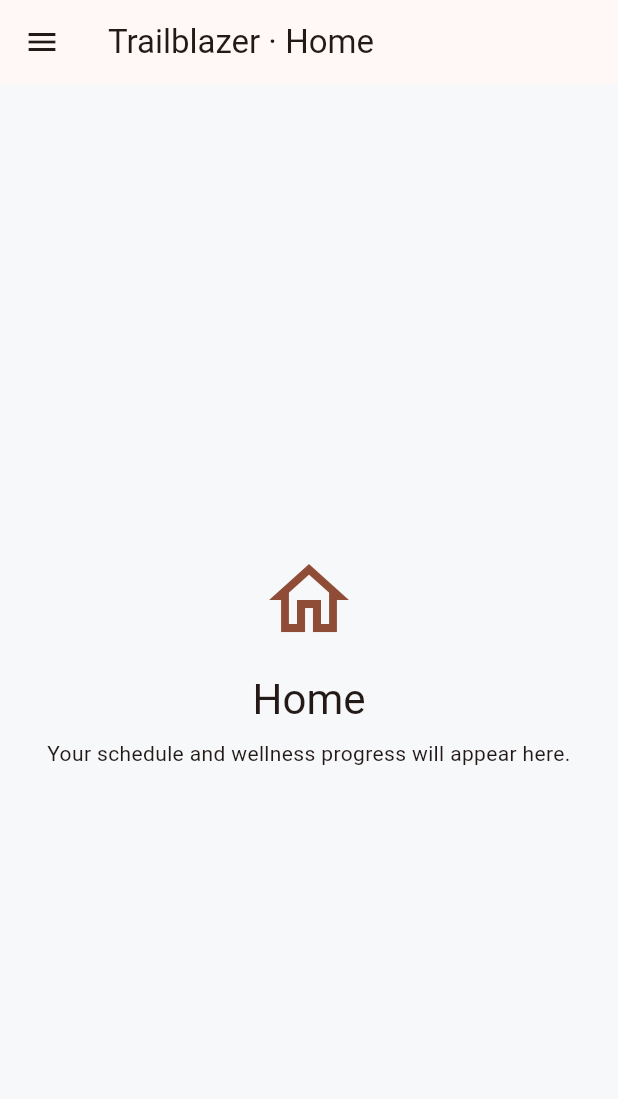
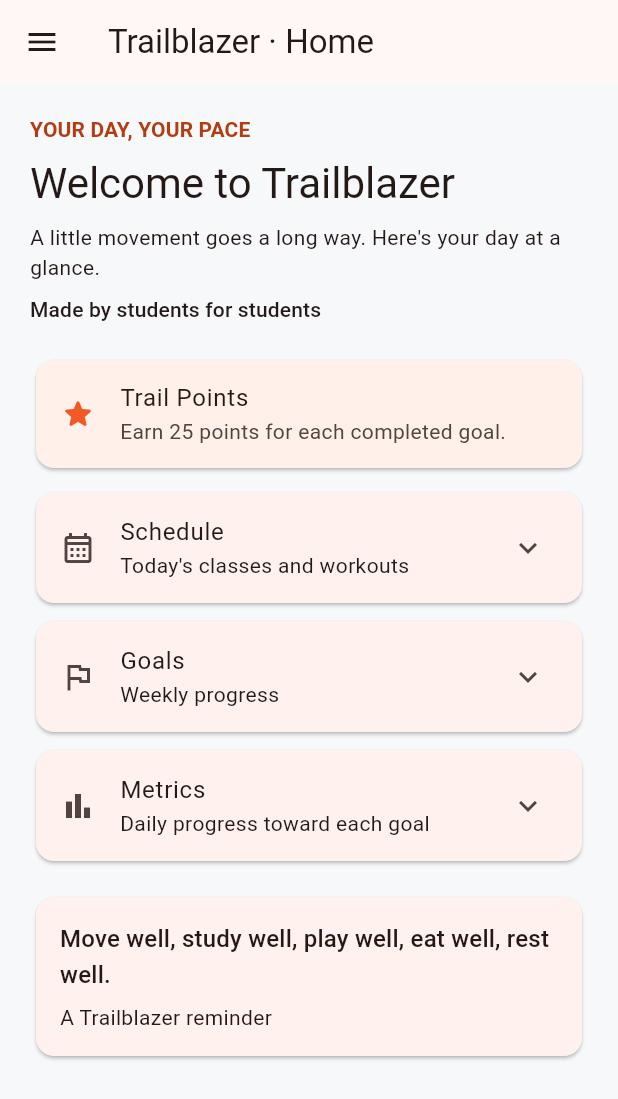
Before and after one commit to Suranjanp/trailblazers-mobile-app, a Flutter app: the screen it shows after launch, after a tap on "Log in", after a tap on "Continue as guest", on a phone screen of 412 x 824 dp. Shown: the top 1099 px of the screen. Run offline on Flutter 3.47's test engine with Material 3 defaults, Android fonts, the phone set to English and light mode, and no system bars; our stand-ins replace firebase_auth, firebase_core; accounts and stored records are empty.

Commit message:
Adjusting home page

```diff
--- a/lib/main.dart
+++ b/lib/main.dart
@@ -1,9 +1,16 @@
 import 'package:flutter/material.dart';
-
+import 'package:firebase_core/firebase_core.dart';
+import 'firebase_options.dart';
 import 'screens/auth_screen.dart';
 import 'screens/main_screen.dart';
 
-void main() {
+Future<void> main() async {
+  WidgetsFlutterBinding.ensureInitialized();
+
+  await Firebase.initializeApp(
+    options: DefaultFirebaseOptions.currentPlatform,
+  );
+
   runApp(const TrailblazerApp());
 }
 
--- a/lib/screens/auth_screen.dart
+++ b/lib/screens/auth_screen.dart
@@ -1,4 +1,5 @@
 import 'package:flutter/material.dart';
+import 'package:firebase_auth/firebase_auth.dart';
 
 class AuthScreen extends StatefulWidget {
   const AuthScreen({super.key, this.signUp = false});
@@ -11,26 +12,60 @@ class AuthScreen extends StatefulWidget {
 
 class _AuthScreenState extends State<AuthScreen> {
   final _formKey = GlobalKey<FormState>();
+  final _email = TextEditingController();
   final _password = TextEditingController();
   bool _hidePassword = true;
+  bool _submitting = false; //for second submission if firebase doesn't respond
 
   @override
   void dispose() {
+    _email.dispose();
     _password.dispose();
     super.dispose();
   }
 
-  void _submit() {
-    if (!_formKey.currentState!.validate()) return;
+  Future<void> _submit() async {
+    if (_submitting || !_formKey.currentState!.validate()) {
+      return;
+    }
 
+    final email = _email.text.trim();
+    final password = _password.text;
     FocusScope.of(context).unfocus();
-    ScaffoldMessenger.of(context).showSnackBar(
-      const SnackBar(
-        content: Text(
-          'Account access is unavailable. You can continue as a guest.',
-        ),
-      ),
-    );
+    setState(() => _submitting = true);
+
+    try {
+      final auth = FirebaseAuth.instance;
+
+      if (widget.signUp) {
+        await auth.createUserWithEmailAndPassword(
+          email: email,
+          password: password,
+        );
+      } else {
+        await auth.signInWithEmailAndPassword(email: email, password: password);
+      }
+
+      if (!mounted) return;
+      Navigator.pushNamedAndRemoveUntil(context, '/home', (_) => false);
+    } on FirebaseAuthException catch (error) {
+      if (!mounted) return;
+
+      final message = switch (error.code) {
+        'email-already-in-use' => 'An account already uses this email.',
+        'invalid-credential' ||
+        'wrong-password' ||
+        'user-not-found' => 'Check your email and password.',
+        'weak-password' => 'Choose a stronger password.',
+        'network-request-failed' => 'Check your connection and try again.',
+        _ => 'Could not complete the request. Please try again.',
+      };
+
+      ScaffoldMessenger.of(context)
+          .showSnackBar(SnackBar(content: Text(message)));
+    } finally {
+      if (mounted) setState(() => _submitting = false);
+    }
   }
 
   @override
@@ -71,6 +106,7 @@ class _AuthScreenState extends State<AuthScreen> {
                       const SizedBox(height: 16),
                     ],
                     TextFormField(
+                      controller: _email,
                       decoration: const InputDecoration(
                         labelText: 'Email',
                         border: OutlineInputBorder(),
@@ -141,7 +177,10 @@ class _AuthScreenState extends State<AuthScreen> {
                       ),
                     ],
                     const SizedBox(height: 24),
-                    FilledButton(onPressed: _submit, child: Text(title)),
+                    FilledButton(
+                      onPressed: _submitting ? null : _submit,
+                      child: Text(_submitting ? 'Please wait…' : title),
+                    ),
                     TextButton(
                       onPressed: signUp
                           ? () => Navigator.pop(context)
--- /dev/null
+++ b/lib/screens/home_screen.dart
@@ -0,0 +1,113 @@
+import 'package:flutter/material.dart';
+import 'home_screen.dart';
+
+class HomeScreen extends StatelessWidget {
+  const HomeScreen({super.key});
+
+  @override
+  Widget build(BuildContext context) {
+    final text = Theme.of(context).textTheme;
+    const orange = Color(0xFFF15A24);
+    const softOrange = Color(0xFFFFF0E9);
+
+    return ListView(
+      padding: const EdgeInsets.all(20),
+      children: [
+        Text(
+          'YOUR DAY, YOUR PACE',
+          style: text.labelLarge?.copyWith(
+            color: const Color(0xFFB23D13),
+            fontWeight: FontWeight.bold,
+          ),
+        ),
+        const SizedBox(height: 8),
+        Text('Welcome to Trailblazer', style: text.headlineMedium),
+        const SizedBox(height: 8),
+        const Text(
+          "A little movement goes a long way. Here's your day at a glance.",
+        ),
+        const SizedBox(height: 8),
+        Text('Made by students for students', style: text.labelLarge),
+        const SizedBox(height: 20),
+
+        Card(
+          color: softOrange,
+          child: ListTile(
+            leading: const Icon(Icons.star_rounded, color: orange),
+            title: const Text('Trail Points'),
+            subtitle: const Text('Earn 25 points for each completed goal.'),
+          ),
+        ),
+        const SizedBox(height: 12),
+
+        // Each card expands in place, like the sections in the HTML prototype.
+        const _HomeCard(
+          icon: Icons.calendar_month_outlined,
+          title: 'Schedule',
+          subtitle: "Today's classes and workouts",
+          details: 'Classes and workouts will appear here.',
+        ),
+        const _HomeCard(
+          icon: Icons.flag_outlined,
+          title: 'Goals',
+          subtitle: 'Weekly progress',
+          details: 'Weekly progress for steps, calories burned, and water.',
+        ),
+        const _HomeCard(
+          icon: Icons.bar_chart_outlined,
+          title: 'Metrics',
+          subtitle: 'Daily progress toward each goal',
+          details: 'Daily totals for steps, calories burned, and water.',
+        ),
+        const SizedBox(height: 8),
+
+        Card(
+          child: Padding(
+            padding: const EdgeInsets.all(16),
+            child: Column(
+              crossAxisAlignment: CrossAxisAlignment.start,
+              children: [
+                Text(
+                  'Move well, study well, play well, eat well, rest well.',
+                  style: text.titleMedium,
+                ),
+                const SizedBox(height: 6),
+                const Text('A Trailblazer reminder'),
+              ],
+            ),
+          ),
+        ),
+      ],
+    );
+  }
+}
+
+class _HomeCard extends StatelessWidget {
+  const _HomeCard({
+    required this.icon,
+    required this.title,
+    required this.subtitle,
+    required this.details,
+  });
+
+  final IconData icon;
+  final String title;
+  final String subtitle;
+  final String details;
+
+  @override
+  Widget build(BuildContext context) {
+    return Card(
+      margin: const EdgeInsets.fromLTRB(4, 0, 4, 12),
+      clipBehavior: Clip.antiAlias,
+      child: ExpansionTile(
+        leading: Icon(icon),
+        title: Text(title),
+        subtitle: Text(subtitle),
+        expandedAlignment: Alignment.centerLeft,
+        childrenPadding: const EdgeInsets.fromLTRB(16, 0, 16, 16),
+        children: [Text(details)],
+      ),
+    );
+  }
+}
--- a/lib/screens/main_screen.dart
+++ b/lib/screens/main_screen.dart
@@ -1,4 +1,5 @@
 import 'package:flutter/material.dart';
+import 'home_screen.dart';
 
 class MainScreen extends StatefulWidget {
   const MainScreen({super.key});
@@ -66,7 +67,9 @@ class _MainScreenState extends State<MainScreen> {
         ],
       ),
       body: SafeArea(
-        child: Center(
+        child: _selectedIndex == 0
+            ? const HomeScreen()
+            : Center(
                 child: Padding(
                   padding: const EdgeInsets.all(24),
                   child: Column(
--- a/pubspec.yaml
+++ b/pubspec.yaml
@@ -34,6 +34,8 @@ dependencies:
   # The following adds the Cupertino Icons font to your application.
   # Use with the CupertinoIcons class for iOS style icons.
   cupertino_icons: ^1.0.8
+  firebase_core: ^5.1.0
+  firebase_auth: ^7.0.1
 
 dev_dependencies:
   flutter_test:
```
Also changed, not shown: firebase.json (added), lib/firebase_options.dart (added), pubspec.lock, 5 other files. Lines whose indentation alone changed are shown as unchanged.
